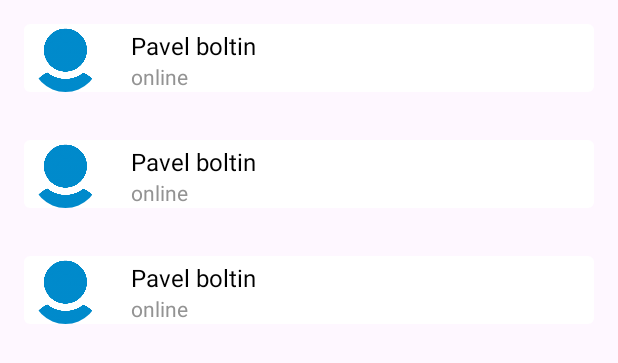
After one commit to Starkilk/TelegramClone, an Android app: the layout fragment_contacts.xml on its own in the app's theme, with its tools: preview values and no code run, on a phone screen of 412 x 824 dp. The commit adds this screen. Shown: the top 363 px of the screen. Run offline under Robolectric (Android 15) with nearby library versions, the phone set to English and light mode, and no system bars.

Commit message:
fragment contacts and contact item

```diff
--- /dev/null
+++ b/app/src/main/res/layout/contact_item.xml
@@ -0,0 +1,32 @@
+<?xml version="1.0" encoding="utf-8"?>
+<androidx.constraintlayout.widget.ConstraintLayout xmlns:android="http://schemas.android.com/apk/res/android"
+    xmlns:app="http://schemas.android.com/apk/res-auto"
+    xmlns:tools="http://schemas.android.com/tools"
+    android:layout_width="match_parent"
+    style="@style/settingsButtons"
+    android:layout_margin="@dimen/horizontal_margin"
+    android:layout_height="wrap_content">
+
+    <de.hdodenhof.circleimageview.CircleImageView
+        android:id="@+id/contactPhoto"
+        android:layout_width="@dimen/settings_user_photo_width"
+        android:layout_height="@dimen/b_settings_change_photo_height"
+        android:src="@drawable/default_photo"
+        app:layout_constraintBottom_toBottomOf="parent"
+        app:layout_constraintTop_toTopOf="parent"
+        app:layout_constraintStart_toStartOf="parent"/>
+
+    <TextView
+        android:id="@+id/contactFullname"
+        style="@style/normalText"
+        tools:text="Pavel boltin"
+        app:layout_constraintStart_toEndOf="@id/contactPhoto"
+        app:layout_constraintTop_toTopOf="parent"/>
+
+    <TextView
+        style="@style/smallText"
+        tools:text="online"
+        app:layout_constraintStart_toEndOf="@id/contactPhoto"
+        app:layout_constraintTop_toBottomOf="@id/contactFullname"/>
+
+</androidx.constraintlayout.widget.ConstraintLayout>
--- /dev/null
+++ b/app/src/main/res/layout/fragment_contacts.xml
@@ -0,0 +1,17 @@
+<?xml version="1.0" encoding="utf-8"?>
+<FrameLayout xmlns:android="http://schemas.android.com/apk/res/android"
+    xmlns:tools="http://schemas.android.com/tools"
+    android:layout_width="match_parent"
+    android:layout_height="match_parent"
+    xmlns:app="http://schemas.android.com/apk/res-auto"
+    tools:context=".ui.fragments.ContactsFragment">
+
+    <androidx.recyclerview.widget.RecyclerView
+        android:id="@+id/contactsRecyclerView"
+        android:layout_width="match_parent"
+        android:layout_height="match_parent"
+        tools:listitem="@layout/contact_item"
+        app:layoutManager="androidx.recyclerview.widget.LinearLayoutManager"/>
+
+
+</FrameLayout>
```
Also changed, not shown: app/src/main/java/com/pasha/telegramclone/activities/MainActivity.kt (+4 -4 lines), app/src/main/java/com/pasha/telegramclone/ui/fragments/ContactsFragment.kt (added, +28 -0 lines), app/src/main/java/com/pasha/telegramclone/ui/objects/AppDrawer.kt (+19 -14 lines).
